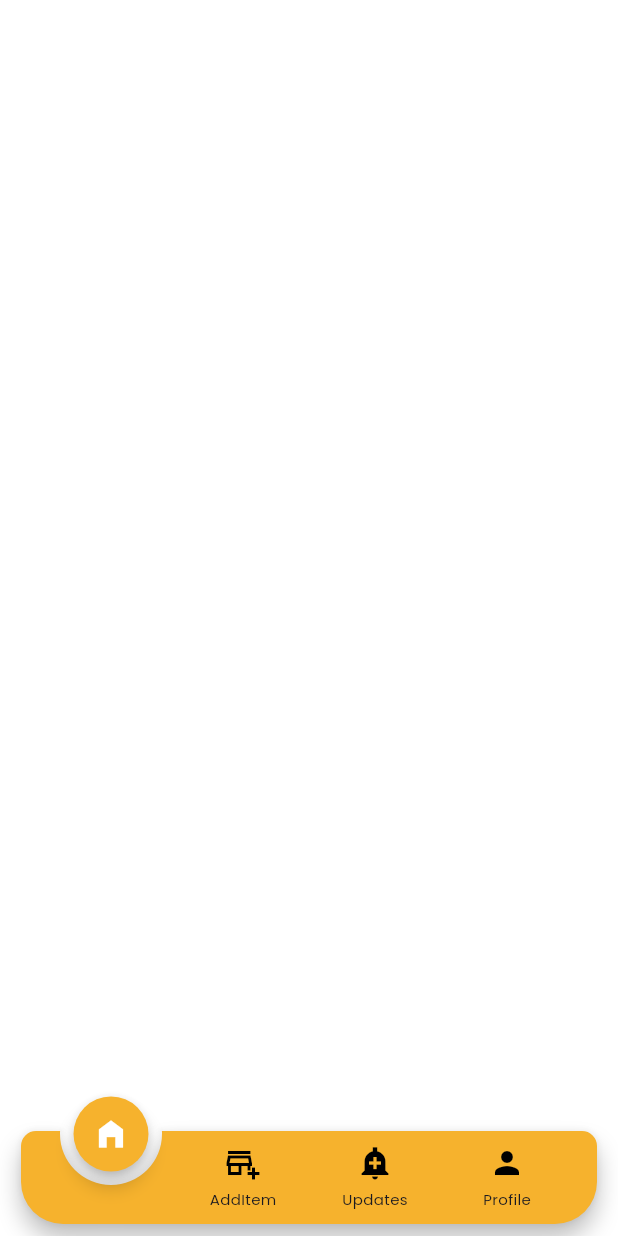
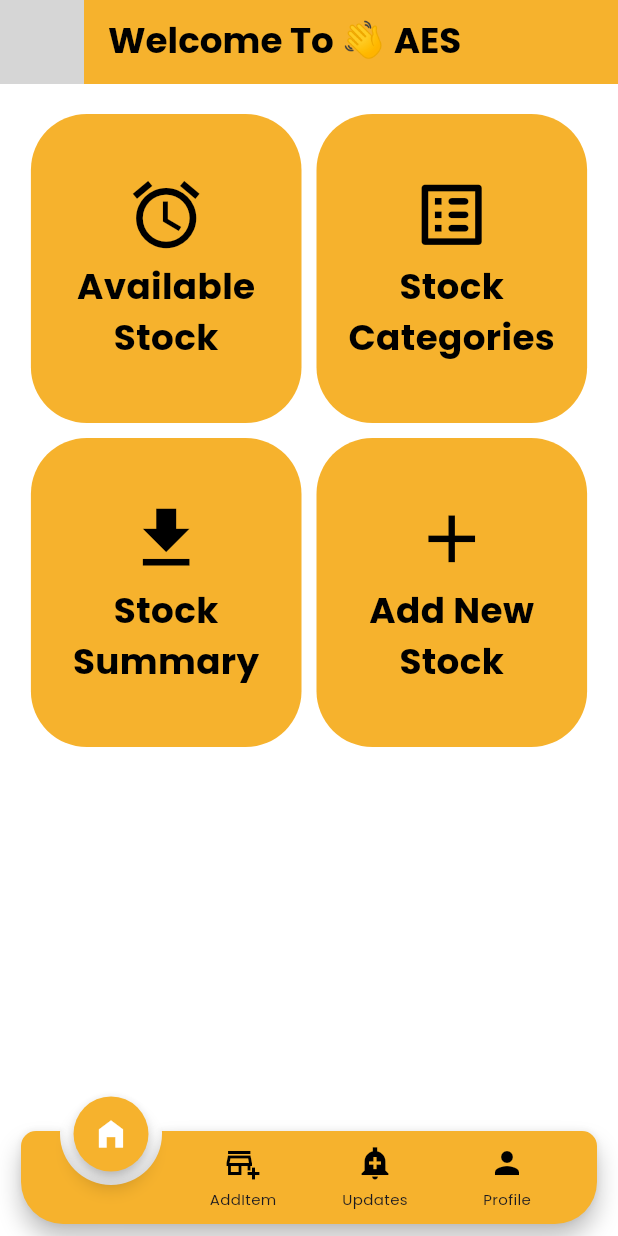
Before and after one commit to sadiqawan/AES_Project, a Flutter app: the NavigationView screen opened directly, on a phone screen of 412 x 824 dp. Run offline on Flutter 3.47's test engine with Material 3 defaults, Android fonts, the light colour scheme and no system bars; drawn by our look-alikes of animated_notch_bottom_bar; our stand-ins replace cloud_firestore, firebase_auth, firebase_core, firebase_storage, get, google_fonts and 3 more; missing offline and left inert: fade_out_particle; accounts and stored records are empty; network calls fail; grey boxes are pictures that could not be loaded.

Commit message:
Home View ui done

```diff
--- a/lib/ui/mobile_ui/dashbord_views/home_view/home_view.dart
+++ b/lib/ui/mobile_ui/dashbord_views/home_view/home_view.dart
@@ -1,4 +1,11 @@
+import 'package:ase/extensions/size_box.dart';
+import 'package:ase/widgets/card_button.dart';
 import 'package:flutter/material.dart';
+import 'package:get/get.dart';
+import 'package:sizer/sizer.dart';
+
+import '../../../../constant/const_style.dart';
+import '../../../../widgets/userImageGet.dart';
 
 class HomeView extends StatefulWidget {
   const HomeView({super.key});
@@ -14,6 +21,59 @@ class _HomeViewState extends State<HomeView> {
   }
 }
 
-Widget _screen(BuildContext context){
-  return Scaffold();
+Widget _screen(BuildContext context) {
+  return Scaffold(
+    appBar: AppBar(
+      leading: userImage(),  // Keep just the user image in leading
+      title: Text(
+        "Welcome To 👋 AES",
+        style: kSubTitle2B,
+      ),
+    ),
+
+    body: Padding(
+      padding: EdgeInsets.symmetric(horizontal: 5.w),
+      child: Column(
+        children: [
+
+
+          20.height,
+          Row(
+            mainAxisAlignment: MainAxisAlignment.spaceEvenly,
+            children: [
+              CardButton(
+                onTap: () {},
+                icon: Icons.access_alarm,
+                title: 'Available Stock',
+              ),
+              10.width,
+              CardButton(
+                onTap: () {},
+                icon: Icons.list_alt_rounded,
+                title: 'Stock Categories',
+              ),
+            ],
+          ),
+          10.height,
+
+          Row(
+            mainAxisAlignment: MainAxisAlignment.spaceEvenly,
+            children: [
+              CardButton(
+                onTap: () {},
+                icon: Icons.download,
+                title: 'Stock Summary',
+              ),
+              10.width,
+              CardButton(
+                onTap: () {},
+                icon: Icons.add,
+                title: 'Add New  Stock',
+              ),
+            ],
+          ),
+        ],
+      ),
+    ),
+  );
 }
--- /dev/null
+++ b/lib/widgets/card_button.dart
@@ -0,0 +1,48 @@
+import 'package:ase/extensions/size_box.dart';
+import 'package:flutter/material.dart';
+import 'package:sizer/sizer.dart';
+
+import '../constant/const_style.dart';
+import '../constant/cont_colors.dart';
+
+class CardButton extends StatelessWidget {
+  final VoidCallback onTap;
+  final IconData icon;
+  final String title;
+
+  const CardButton({
+    super.key,
+    required this.onTap,
+    required this.icon,
+    required this.title,
+  });
+
+  @override
+  Widget build(BuildContext context) {
+    return Flexible(
+      child: InkWell(
+        onTap: onTap,
+        child: Container(
+          height: 25.h,
+          width: 45.w,
+          decoration: BoxDecoration(
+            borderRadius: BorderRadius.circular(25.sp),
+            color: kSecondaryColor,
+          ),
+          child: Column(
+            mainAxisAlignment: MainAxisAlignment.center,
+            children: [
+              Icon(icon, color: kBlack, size: 30.sp),
+              5.height,
+              Text(
+                title,
+                style: kSubTitle2B.copyWith(),
+                textAlign: TextAlign.center,
+              ),
+            ],
+          ),
+        ),
+      ),
+    );
+  }
+}
--- /dev/null
+++ b/lib/widgets/userImageGet.dart
@@ -0,0 +1,32 @@
+import 'package:flutter/material.dart';
+import 'package:get/get.dart';
+import 'package:sizer/sizer.dart';
+import '../ui/mobile_ui/dashbord_views/profile_view/profile_vm.dart';
+
+Widget userImage() {
+  ProfileViewController controller = Get.put(ProfileViewController());
+  return StreamBuilder(
+      stream: controller.getUserDataStream(),
+      builder: (BuildContext context, snapshot) {
+        if (snapshot.connectionState == ConnectionState.waiting) {
+          return CircleAvatar(
+            maxRadius: 25.sp,
+            backgroundColor: Colors.transparent,
+            backgroundImage: const AssetImage("assets/images/logo_01.png"),
+          );
+        }
+        var userData = snapshot.data?.data();
+        if (userData == null || userData['picture'] == null) {
+          return CircleAvatar(
+            maxRadius: 25.sp,
+            backgroundColor: Colors.transparent,
+            backgroundImage: const AssetImage("assets/images/logo_01.png"),
+          );
+        } else {
+          return CircleAvatar(
+            maxRadius: 25.sp,
+            backgroundImage: NetworkImage(userData!['picture']),
+          );
+        }
+      });
+}
```
